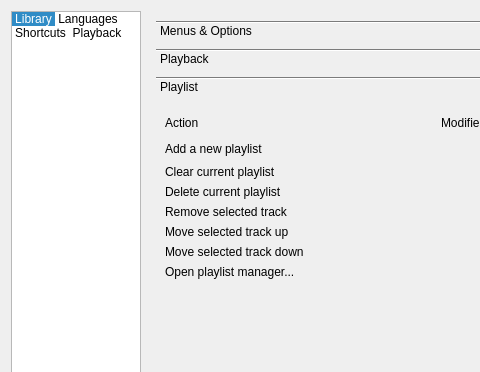
First picture: the form in code/src/customizeoptionsdialog.ui, repository MBach/Miam-Player, before the edit; both pictures show x 0 to 480 and y 0 to 372 of the 680 by 532 pixel window.
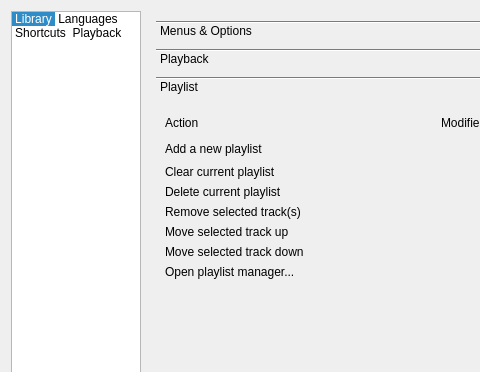
Second picture: the form after the edit. The open tabs and pages were chosen to show the change. Icons and pictures are not drawn. Custom widgets are drawn as their Qt base class.

```diff
--- a/code/src/customizeoptionsdialog.ui
+++ b/code/src/customizeoptionsdialog.ui
@@ -1482,8 +1482,8 @@
            <rect>
             <x>0</x>
             <y>0</y>
-            <width>384</width>
-            <height>216</height>
+            <width>503</width>
+            <height>368</height>
            </rect>
           </property>
           <attribute name="label">
@@ -1651,7 +1651,7 @@
              <item row="3" column="0">
               <widget class="QLabel" name="labelRemoveSelectedTrack">
                <property name="text">
-                <string>Remove selected track</string>
+                <string>Remove selected track(s)</string>
                </property>
               </widget>
              </item>
```
Left out of the diff: 8 changed lines with no effect on the pictures.
